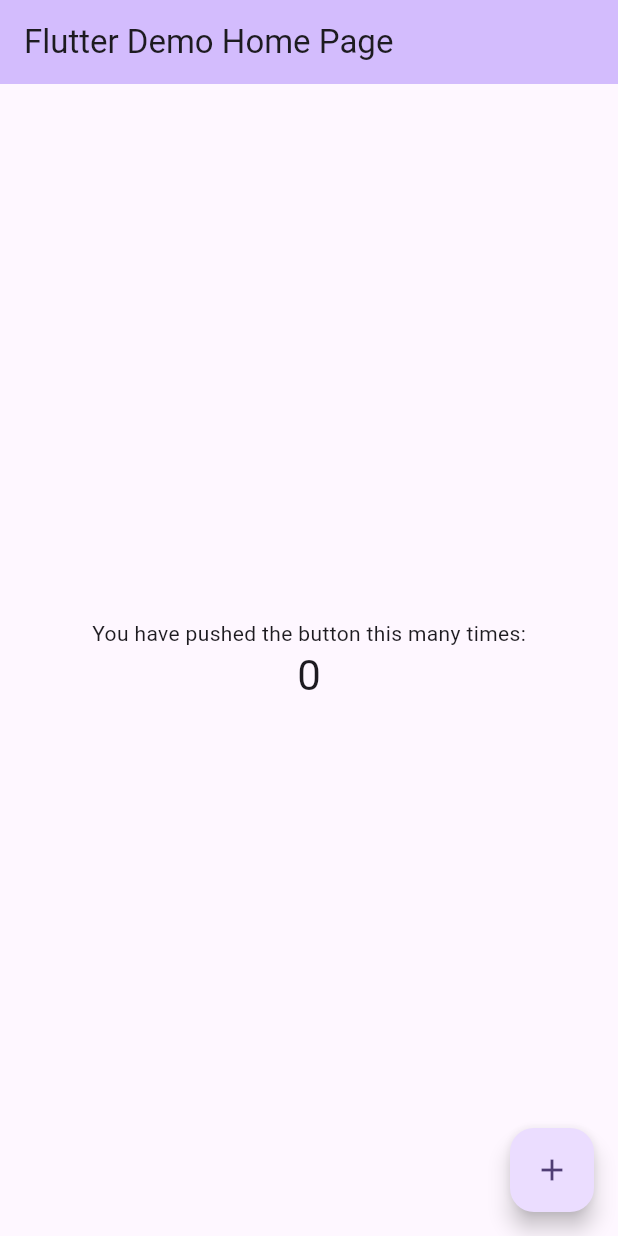
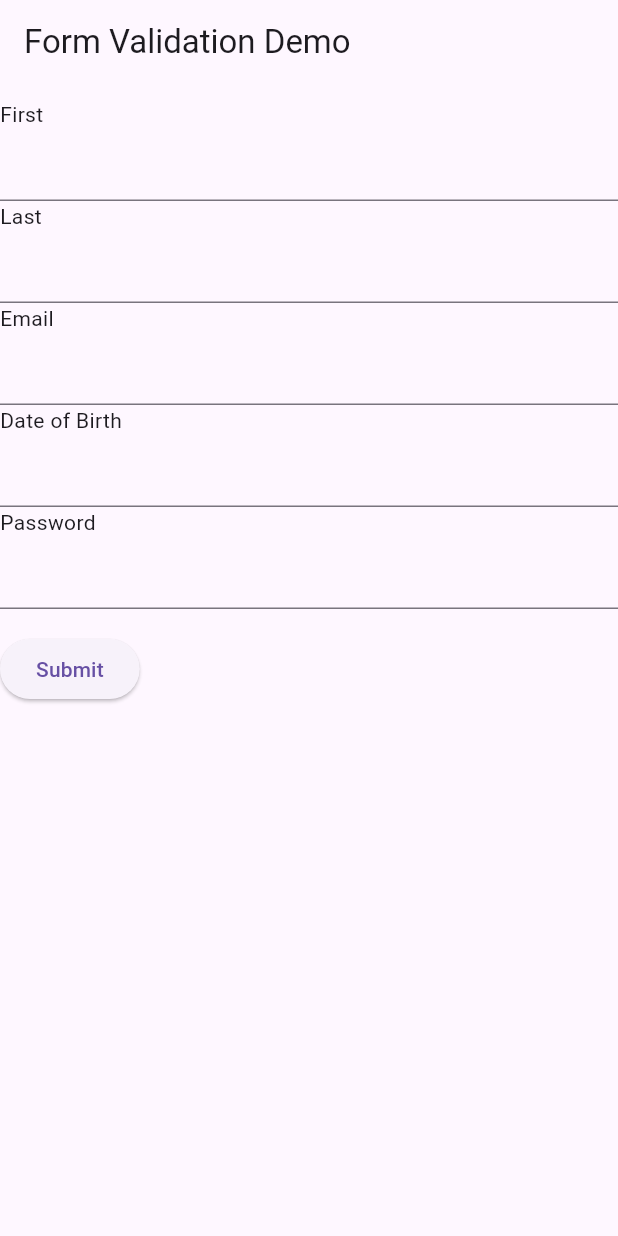
Before and after one commit to mnewby4/activity10, a Flutter app: the screen it shows after launch, on a phone screen of 412 x 824 dp. Run offline on Flutter 3.47's test engine with Material 3 defaults, Android fonts, the light colour scheme and no system bars.

Commit message:
Added form, validation logic, and 2nd page

```diff
--- a/lib/main.dart
+++ b/lib/main.dart
@@ -1,125 +1,143 @@
 import 'package:flutter/material.dart';
+import 'second.dart';
 
-void main() {
-  runApp(const MyApp());
-}
+void main() => runApp(const MyApp());
 
 class MyApp extends StatelessWidget {
   const MyApp({super.key});
 
-  // This widget is the root of your application.
   @override
   Widget build(BuildContext context) {
+    const appTitle = 'Form Validation Demo';
+
     return MaterialApp(
-      title: 'Flutter Demo',
-      theme: ThemeData(
-        // This is the theme of your application.
-        //
-        // TRY THIS: Try running your application with "flutter run". You'll see
-        // the application has a purple toolbar. Then, without quitting the app,
-        // try changing the seedColor in the colorScheme below to Colors.green
-        // and then invoke "hot reload" (save your changes or press the "hot
-        // reload" button in a Flutter-supported IDE, or press "r" if you used
-        // the command line to start the app).
-        //
-        // Notice that the counter didn't reset back to zero; the application
-        // state is not lost during the reload. To reset the state, use hot
-        // restart instead.
-        //
-        // This works for code too, not just values: Most code changes can be
-        // tested with just a hot reload.
-        colorScheme: ColorScheme.fromSeed(seedColor: Colors.deepPurple),
-        useMaterial3: true,
+      title: appTitle,
+      home: Scaffold(
+        appBar: AppBar(
+          title: const Text(appTitle),
+        ),
+        body: const MyCustomForm(),
       ),
-      home: const MyHomePage(title: 'Flutter Demo Home Page'),
     );
   }
 }
 
-class MyHomePage extends StatefulWidget {
-  const MyHomePage({super.key, required this.title});
-
-  // This widget is the home page of your application. It is stateful, meaning
-  // that it has a State object (defined below) that contains fields that affect
-  // how it looks.
-
-  // This class is the configuration for the state. It holds the values (in this
-  // case the title) provided by the parent (in this case the App widget) and
-  // used by the build method of the State. Fields in a Widget subclass are
-  // always marked "final".
-
-  final String title;
+// Create a Form widget.
+class MyCustomForm extends StatefulWidget {
+  const MyCustomForm({super.key});
 
   @override
-  State<MyHomePage> createState() => _MyHomePageState();
+  MyCustomFormState createState() {
+    return MyCustomFormState();
+  }
 }
 
-class _MyHomePageState extends State<MyHomePage> {
-  int _counter = 0;
-
-  void _incrementCounter() {
-    setState(() {
-      // This call to setState tells the Flutter framework that something has
-      // changed in this State, which causes it to rerun the build method below
-      // so that the display can reflect the updated values. If we changed
-      // _counter without calling setState(), then the build method would not be
-      // called again, and so nothing would appear to happen.
-      _counter++;
-    });
-  }
+// Create a corresponding State class.
+// This class holds data related to the form.
+class MyCustomFormState extends State<MyCustomForm> {
+  // Create a global key that uniquely identifies the Form widget
+  // and allows validation of the form.
+  //
+  // Note: This is a GlobalKey<FormState>,
+  // not a GlobalKey<MyCustomFormState>.
+  final _formKey = GlobalKey<FormState>();
 
   @override
   Widget build(BuildContext context) {
-    // This method is rerun every time setState is called, for instance as done
-    // by the _incrementCounter method above.
-    //
-    // The Flutter framework has been optimized to make rerunning build methods
-    // fast, so that you can just rebuild anything that needs updating rather
-    // than having to individually change instances of widgets.
-    return Scaffold(
-      appBar: AppBar(
-        // TRY THIS: Try changing the color here to a specific color (to
-        // Colors.amber, perhaps?) and trigger a hot reload to see the AppBar
-        // change color while the other colors stay the same.
-        backgroundColor: Theme.of(context).colorScheme.inversePrimary,
-        // Here we take the value from the MyHomePage object that was created by
-        // the App.build method, and use it to set our appbar title.
-        title: Text(widget.title),
+    // Build a Form widget using the _formKey created above.
+    return Form(
+      key: _formKey,
+      child: Column(
+        crossAxisAlignment: CrossAxisAlignment.start,
+        children: [
+          SizedBox(height: 10),
+          Text("First"),
+          TextFormField(
+            // The validator receives the text that the user has entered.
+            validator: (value) {
+              if (value == null || value.isEmpty) {
+                return 'Please enter some text';
+              } else if (value.contains(RegExp("[0-9]"))) {
+                return 'Please only include letters in your name';
+              }
+              return null;
+            },
+          ),
+          Text("Last"),
+          TextFormField(
+            // The validator receives the text that the user has entered.
+            validator: (value) {
+              if (value == null || value.isEmpty) {
+                return 'Please enter some text';
+              } else if (value.contains(RegExp("[0-9]"))) {
+                return 'Please only include letters in your name';
+              }
+              return null;
+            },
+          ),
+          Text("Email"),
+          TextFormField(
+            // The validator receives the text that the user has entered.
+            validator: (value) {
+              if (value == null || value.isEmpty) {
+                return 'Please enter some text';
+              } else if (!value.contains("@") || !value.contains(".")) {
+                return 'Please enter a valid email address';
+              }
+              return null;
+            },
+          ),
+          Text("Date of Birth"),
+          TextFormField(
+            // The validator receives the text that the user has entered.
+            validator: (value) {
+              if (value == null || value.isEmpty) {
+                return 'Please enter some text';
+              } else if (!value.contains(RegExp("^[0-9]")) || !value.contains('/')) {
+                //if DOES NOT contain only letters + /
+                return 'Please enter a valid date';
+              }
+              return null;
+            },
+          ),
+          Text("Password"),
+          TextFormField(
+            // The validator receives the text that the user has entered.
+            validator: (value) {
+              if (value == null || value.isEmpty) {
+                return 'Please enter some text';
+              } else if (!(value.length >= 6)) {
+                return 'Please make your password at least 6 characters long';
+              } else if (!value.contains(RegExp("[0-9]")) || !value.contains(RegExp("[A-Za-z]"))) {
+                return 'Please include at least 1 number and 1 letter';
+              }
+              return null;
+            },
+          ),
+          Padding(
+            padding: const EdgeInsets.symmetric(vertical: 16),
+            child: ElevatedButton(
+              onPressed: () async {
+                // Validate returns true if the form is valid, or false otherwise.
+                if (_formKey.currentState!.validate()) {
+                  // If the form is valid, display a snackbar. In the real world,
+                  // you'd often call a server or save the information in a database.
+                  ScaffoldMessenger.of(context).showSnackBar(
+                    const SnackBar(content: Text('Processing Data')),
+                  );
+                  // Display after the "processing" is completed
+                  await Future.delayed(const Duration(seconds: 5));
+                  Navigator.push(
+                    context,
+                    MaterialPageRoute(builder: (context) => SecondPage()),
+                  );
+                }
+              },
+              child: const Text('Submit'),
+            ),
+          ),
+        ],
       ),
-      body: Center(
-        // Center is a layout widget. It takes a single child and positions it
-        // in the middle of the parent.
-        child: Column(
-          // Column is also a layout widget. It takes a list of children and
-          // arranges them vertically. By default, it sizes itself to fit its
-          // children horizontally, and tries to be as tall as its parent.
-          //
-          // Column has various properties to control how it sizes itself and
-          // how it positions its children. Here we use mainAxisAlignment to
-          // center the children vertically; the main axis here is the vertical
-          // axis because Columns are vertical (the cross axis would be
-          // horizontal).
-          //
-          // TRY THIS: Invoke "debug painting" (choose the "Toggle Debug Paint"
-          // action in the IDE, or press "p" in the console), to see the
-          // wireframe for each widget.
-          mainAxisAlignment: MainAxisAlignment.center,
-          children: <Widget>[
-            const Text(
-              'You have pushed the button this many times:',
-            ),
-            Text(
-              '$_counter',
-              style: Theme.of(context).textTheme.headlineMedium,
-            ),
-          ],
-        ),
-      ),
-      floatingActionButton: FloatingActionButton(
-        onPressed: _incrementCounter,
-        tooltip: 'Increment',
-        child: const Icon(Icons.add),
-      ), // This trailing comma makes auto-formatting nicer for build methods.
     );
   }
 }
```
Also changed, not shown: lib/second.dart (added, +24 -0 lines).
